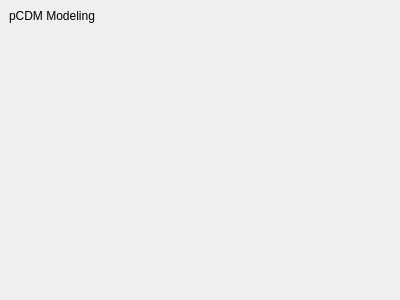
First picture: the form in PCDMWidget.ui, repository kateyy/geohazardvis_modeling_pCDM, before the edit.
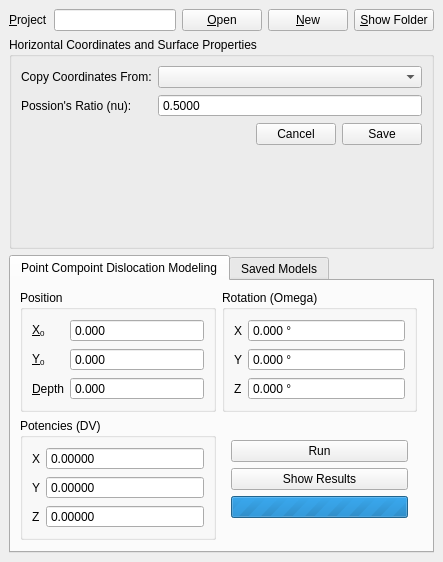
Second picture: the form after the edit. The open tabs and pages were chosen to show the change.

Commit message: Add modeling GUI: project logic, modeling run

Patch:
```diff
--- a/PCDMWidget.ui
+++ b/PCDMWidget.ui
@@ -6,20 +6,738 @@
    <rect>
     <x>0</x>
     <y>0</y>
-    <width>400</width>
-    <height>300</height>
+    <width>443</width>
+    <height>562</height>
    </rect>
   </property>
   <property name="windowTitle">
    <string>pCDM Modeling</string>
   </property>
   <widget class="QWidget" name="content">
-   <layout class="QFormLayout" name="formLayout">
-    <item row="0" column="0">
-     <widget class="QLabel" name="label">
-      <property name="text">
-       <string>pCDM Modeling</string>
+   <layout class="QVBoxLayout" name="verticalLayout">
+    <item>
+     <widget class="QWidget" name="projectWidget" native="true">
+      <layout class="QHBoxLayout" name="horizontalLayout">
+       <property name="leftMargin">
+        <number>0</number>
+       </property>
+       <property name="topMargin">
+        <number>0</number>
+       </property>
+       <property name="rightMargin">
+        <number>0</number>
+       </property>
+       <property name="bottomMargin">
+        <number>0</number>
+       </property>
+       <item>
+        <widget class="QLabel" name="label">
+         <property name="text">
+          <string>&amp;Project</string>
+         </property>
+         <property name="buddy">
+          <cstring>projectNameEdit</cstring>
+         </property>
+        </widget>
+       </item>
+       <item>
+        <widget class="QLineEdit" name="projectNameEdit">
+         <property name="sizePolicy">
+          <sizepolicy hsizetype="Expanding" vsizetype="Fixed">
+           <horstretch>0</horstretch>
+           <verstretch>0</verstretch>
+          </sizepolicy>
+         </property>
+         <property name="readOnly">
+          <bool>true</bool>
+         </property>
+        </widget>
+       </item>
+       <item>
+        <widget class="QPushButton" name="openProjectButton">
+         <property name="text">
+          <string>&amp;Open</string>
+         </property>
+        </widget>
+       </item>
+       <item>
+        <widget class="QPushButton" name="newProjectButton">
+         <property name="text">
+          <string>&amp;New</string>
+         </property>
+        </widget>
+       </item>
+       <item>
+        <widget class="QPushButton" name="showProjectFolderButton">
+         <property name="text">
+          <string>&amp;Show Folder</string>
+         </property>
+        </widget>
+       </item>
+      </layout>
+     </widget>
+    </item>
+    <item>
+     <widget class="QGroupBox" name="surfaceGroupBox">
+      <property name="sizePolicy">
+       <sizepolicy hsizetype="Preferred" vsizetype="Preferred">
+        <horstretch>0</horstretch>
+        <verstretch>0</verstretch>
+       </sizepolicy>
       </property>
+      <property name="title">
+       <string>Horizontal Coordinates and Surface Properties</string>
+      </property>
+      <layout class="QGridLayout" name="gridLayout_2">
+       <item row="0" column="0">
+        <widget class="QStackedWidget" name="surfaceStackedWidget">
+         <property name="currentIndex">
+          <number>0</number>
+         </property>
+         <widget class="QWidget" name="surfaceOverviewPage">
+          <layout class="QGridLayout" name="gridLayout_3">
+           <property name="leftMargin">
+            <number>0</number>
+           </property>
+           <property name="topMargin">
+            <number>0</number>
+           </property>
+           <property name="rightMargin">
+            <number>0</number>
+           </property>
+           <property name="bottomMargin">
+            <number>0</number>
+           </property>
+           <item row="0" column="0">
+            <layout class="QGridLayout" name="gridLayout_4">
+             <property name="leftMargin">
+              <number>0</number>
+             </property>
+             <property name="topMargin">
+              <number>0</number>
+             </property>
+             <property name="rightMargin">
+              <number>0</number>
+             </property>
+             <property name="bottomMargin">
+              <number>0</number>
+             </property>
+             <item row="0" column="1">
+              <widget class="QPushButton" name="surfaceSetupButton">
+               <property name="text">
+                <string>Setup</string>
+               </property>
+              </widget>
+             </item>
+             <item row="0" column="0">
+              <spacer name="horizontalSpacer">
+               <property name="orientation">
+                <enum>Qt::Horizontal</enum>
+               </property>
+               <property name="sizeHint" stdset="0">
+                <size>
+                 <width>40</width>
+                 <height>20</height>
+                </size>
+               </property>
+              </spacer>
+             </item>
+            </layout>
+           </item>
+           <item row="1" column="0">
+            <widget class="QTableWidget" name="surfaceSummaryTable">
+             <property name="sizePolicy">
+              <sizepolicy hsizetype="Expanding" vsizetype="Preferred">
+               <horstretch>0</horstretch>
+               <verstretch>0</verstretch>
+              </sizepolicy>
+             </property>
+             <property name="alternatingRowColors">
+              <bool>true</bool>
+             </property>
+             <property name="rowCount">
+              <number>0</number>
+             </property>
+             <property name="columnCount">
+              <number>0</number>
+             </property>
+             <attribute name="horizontalHeaderVisible">
+              <bool>false</bool>
+             </attribute>
+             <attribute name="horizontalHeaderStretchLastSection">
+              <bool>true</bool>
+             </attribute>
+             <attribute name="verticalHeaderVisible">
+              <bool>false</bool>
+             </attribute>
+            </widget>
+           </item>
+          </layout>
+         </widget>
+         <widget class="QWidget" name="surfaceSetupPage">
+          <layout class="QFormLayout" name="formLayout">
+           <property name="leftMargin">
+            <number>0</number>
+           </property>
+           <property name="topMargin">
+            <number>0</number>
+           </property>
+           <property name="rightMargin">
+            <number>0</number>
+           </property>
+           <property name="bottomMargin">
+            <number>0</number>
+           </property>
+           <item row="0" column="0">
+            <widget class="QLabel" name="label_2">
+             <property name="text">
+              <string>Copy Coordinates From:</string>
+             </property>
+            </widget>
+           </item>
+           <item row="0" column="1">
+            <widget class="QComboBox" name="coordsDataSetComboBox"/>
+           </item>
+           <item row="1" column="0">
+            <widget class="QLabel" name="label_3">
+             <property name="text">
+              <string>Possion's Ratio (nu):</string>
+             </property>
+            </widget>
+           </item>
+           <item row="1" column="1">
+            <widget class="QDoubleSpinBox" name="poissonsRatioEdit">
+             <property name="buttonSymbols">
+              <enum>QAbstractSpinBox::NoButtons</enum>
+             </property>
+             <property name="decimals">
+              <number>4</number>
+             </property>
+             <property name="maximum">
+              <double>1.000000000000000</double>
+             </property>
+             <property name="value">
+              <double>0.500000000000000</double>
+             </property>
+            </widget>
+           </item>
+           <item row="2" column="0" colspan="2">
+            <layout class="QGridLayout" name="gridLayout_5">
+             <property name="leftMargin">
+              <number>0</number>
+             </property>
+             <property name="topMargin">
+              <number>0</number>
+             </property>
+             <property name="rightMargin">
+              <number>0</number>
+             </property>
+             <property name="bottomMargin">
+              <number>0</number>
+             </property>
+             <item row="0" column="0">
+              <spacer name="horizontalSpacer_2">
+               <property name="orientation">
+                <enum>Qt::Horizontal</enum>
+               </property>
+               <property name="sizeHint" stdset="0">
+                <size>
+                 <width>40</width>
+                 <height>20</height>
+                </size>
+               </property>
+              </spacer>
+             </item>
+             <item row="0" column="2">
+              <widget class="QPushButton" name="surfaceSaveButton">
+               <property name="text">
+                <string>Save</string>
+               </property>
+              </widget>
+             </item>
+             <item row="0" column="1">
+              <widget class="QPushButton" name="surfaceCancelButton">
+               <property name="text">
+                <string>Cancel</string>
+               </property>
+              </widget>
+             </item>
+            </layout>
+           </item>
+          </layout>
+         </widget>
+        </widget>
+       </item>
+      </layout>
+     </widget>
+    </item>
+    <item>
+     <widget class="QTabWidget" name="modelingTabWidget">
+      <property name="sizePolicy">
+       <sizepolicy hsizetype="Expanding" vsizetype="Expanding">
+        <horstretch>0</horstretch>
+        <verstretch>1</verstretch>
+       </sizepolicy>
+      </property>
+      <property name="currentIndex">
+       <number>0</number>
+      </property>
+      <widget class="QWidget" name="modelingTab">
+       <property name="sizePolicy">
+        <sizepolicy hsizetype="Preferred" vsizetype="Maximum">
+         <horstretch>0</horstretch>
+         <verstretch>0</verstretch>
+        </sizepolicy>
+       </property>
+       <attribute name="title">
+        <string>Point Compoint Dislocation Modeling</string>
+       </attribute>
+       <layout class="QGridLayout" name="gridLayout_6">
+        <item row="2" column="0" colspan="3">
+         <spacer name="verticalSpacer">
+          <property name="orientation">
+           <enum>Qt::Vertical</enum>
+          </property>
+          <property name="sizeHint" stdset="0">
+           <size>
+            <width>20</width>
+            <height>40</height>
+           </size>
+          </property>
+         </spacer>
+        </item>
+        <item row="0" column="0">
+         <widget class="QGroupBox" name="pCDMPositionGroup">
+          <property name="sizePolicy">
+           <sizepolicy hsizetype="Expanding" vsizetype="Maximum">
+            <horstretch>0</horstretch>
+            <verstretch>0</verstretch>
+           </sizepolicy>
+          </property>
+          <property name="title">
+           <string>Position</string>
+          </property>
+          <layout class="QFormLayout" name="formLayout_3">
+           <item row="0" column="0">
+            <widget class="QLabel" name="label_4">
+             <property name="text">
+              <string>&lt;html&gt;&lt;head/&gt;&lt;body&gt;&lt;p&gt;&amp;amp;X&lt;span style=&quot; vertical-align:sub;&quot;&gt;0&lt;/span&gt;&lt;/p&gt;&lt;/body&gt;&lt;/html&gt;</string>
+             </property>
+             <property name="buddy">
+              <cstring>positionXSpinBox</cstring>
+             </property>
+            </widget>
+           </item>
+           <item row="0" column="1">
+            <widget class="QDoubleSpinBox" name="positionXSpinBox">
+             <property name="buttonSymbols">
+              <enum>QAbstractSpinBox::NoButtons</enum>
+             </property>
+             <property name="decimals">
+              <number>3</number>
+             </property>
+             <property name="minimum">
+              <double>-1000000.000000000000000</double>
+             </property>
+             <property name="maximum">
+              <double>1000000.000000000000000</double>
+             </property>
+            </widget>
+           </item>
+           <item row="1" column="0">
+            <widget class="QLabel" name="label_5">
+             <property name="text">
+              <string>&lt;html&gt;&lt;head/&gt;&lt;body&gt;&lt;p&gt;&amp;amp;Y&lt;span style=&quot; vertical-align:sub;&quot;&gt;0&lt;/span&gt;&lt;/p&gt;&lt;/body&gt;&lt;/html&gt;</string>
+             </property>
+             <property name="buddy">
+              <cstring>positionYSpinBox</cstring>
+             </property>
+            </widget>
+           </item>
+           <item row="1" column="1">
+            <widget class="QDoubleSpinBox" name="positionYSpinBox">
+             <property name="buttonSymbols">
+              <enum>QAbstractSpinBox::NoButtons</enum>
+             </property>
+             <property name="decimals">
+              <number>3</number>
+             </property>
+             <property name="minimum">
+              <double>-1000000.000000000000000</double>
+             </property>
+             <property name="maximum">
+              <double>1000000.000000000000000</double>
+             </property>
+            </widget>
+           </item>
+           <item row="2" column="0">
+            <widget class="QLabel" name="label_6">
+             <property name="text">
+              <string>&amp;Depth</string>
+             </property>
+             <property name="buddy">
+              <cstring>depthSpinBox</cstring>
+             </property>
+            </widget>
+           </item>
+           <item row="2" column="1">
+            <widget class="QDoubleSpinBox" name="depthSpinBox">
+             <property name="buttonSymbols">
+              <enum>QAbstractSpinBox::NoButtons</enum>
+             </property>
+             <property name="decimals">
+              <number>3</number>
+             </property>
+             <property name="minimum">
+              <double>-1000000.000000000000000</double>
+             </property>
+             <property name="maximum">
+              <double>1000000.000000000000000</double>
+             </property>
+            </widget>
+           </item>
+          </layout>
+         </widget>
+        </item>
+        <item row="0" column="1">
+         <widget class="QGroupBox" name="pCDMRotationGroup">
+          <property name="sizePolicy">
+           <sizepolicy hsizetype="Expanding" vsizetype="Maximum">
+            <horstretch>0</horstretch>
+            <verstretch>0</verstretch>
+           </sizepolicy>
+          </property>
+          <property name="title">
+           <string>Rotation (Omega)</string>
+          </property>
+          <layout class="QFormLayout" name="formLayout_2">
+           <item row="0" column="0">
+            <widget class="QLabel" name="label_7">
+             <property name="text">
+              <string>X</string>
+             </property>
+            </widget>
+           </item>
+           <item row="0" column="1">
+            <widget class="QDoubleSpinBox" name="omegaXSpinBox">
+             <property name="buttonSymbols">
+              <enum>QAbstractSpinBox::NoButtons</enum>
+             </property>
+             <property name="correctionMode">
+              <enum>QAbstractSpinBox::CorrectToNearestValue</enum>
+             </property>
+             <property name="suffix">
+              <string> °</string>
+             </property>
+             <property name="decimals">
+              <number>3</number>
+             </property>
+             <property name="minimum">
+              <double>-360.000000000000000</double>
+             </property>
+             <property name="maximum">
+              <double>360.000000000000000</double>
+             </property>
+            </widget>
+           </item>
+           <item row="1" column="0">
+            <widget class="QLabel" name="label_8">
+             <property name="text">
+              <string>Y</string>
+             </property>
+            </widget>
+           </item>
+           <item row="1" column="1">
+            <widget class="QDoubleSpinBox" name="omegaYSpinBox">
+             <property name="buttonSymbols">
+              <enum>QAbstractSpinBox::NoButtons</enum>
+             </property>
+             <property name="correctionMode">
+              <enum>QAbstractSpinBox::CorrectToNearestValue</enum>
+             </property>
+             <property name="suffix">
+              <string> °</string>
+             </property>
+             <property name="decimals">
+              <number>3</number>
+             </property>
+             <property name="minimum">
+              <double>-360.000000000000000</double>
+             </property>
+             <property name="maximum">
+              <double>360.000000000000000</double>
+             </property>
+            </widget>
+           </item>
+           <item row="2" column="0">
+            <widget class="QLabel" name="label_9">
+             <property name="text">
+              <string>Z</string>
+             </property>
+            </widget>
+           </item>
+           <item row="2" column="1">
+            <widget class="QDoubleSpinBox" name="omegaZSpinBox">
+             <property name="buttonSymbols">
+              <enum>QAbstractSpinBox::NoButtons</enum>
+             </property>
+             <property name="correctionMode">
+              <enum>QAbstractSpinBox::CorrectToNearestValue</enum>
+             </property>
+             <property name="suffix">
+              <string> °</string>
+             </property>
+             <property name="decimals">
+              <number>3</number>
+             </property>
+             <property name="minimum">
+              <double>-360.000000000000000</double>
+             </property>
+             <property name="maximum">
+              <double>360.000000000000000</double>
+             </property>
+            </widget>
+           </item>
+          </layout>
+         </widget>
+        </item>
+        <item row="1" column="0">
+         <widget class="QGroupBox" name="pCDMPotenciesGroup">
+          <property name="sizePolicy">
+           <sizepolicy hsizetype="Expanding" vsizetype="Maximum">
+            <horstretch>0</horstretch>
+            <verstretch>0</verstretch>
+           </sizepolicy>
+          </property>
+          <property name="title">
+           <string>Potencies (DV)</string>
+          </property>
+          <layout class="QFormLayout" name="formLayout_4">
+           <item row="0" column="0">
+            <widget class="QLabel" name="label_10">
+             <property name="text">
+              <string>X</string>
+             </property>
+            </widget>
+           </item>
+           <item row="1" column="0">
+            <widget class="QLabel" name="label_11">
+             <property name="text">
+              <string>Y</string>
+             </property>
+            </widget>
+           </item>
+           <item row="2" column="0">
+            <widget class="QLabel" name="label_12">
+             <property name="text">
+              <string>Z</string>
+             </property>
+            </widget>
+           </item>
+           <item row="0" column="1">
+            <widget class="QDoubleSpinBox" name="dvXSpinBox">
+             <property name="buttonSymbols">
+              <enum>QAbstractSpinBox::NoButtons</enum>
+             </property>
+             <property name="decimals">
+              <number>5</number>
+             </property>
+             <property name="maximum">
+              <double>1.000000000000000</double>
+             </property>
+            </widget>
+           </item>
+           <item row="1" column="1">
+            <widget class="QDoubleSpinBox" name="dvYSpinBox">
+             <property name="buttonSymbols">
+              <enum>QAbstractSpinBox::NoButtons</enum>
+             </property>
+             <property name="decimals">
+              <number>5</number>
+             </property>
+             <property name="maximum">
+              <double>1.000000000000000</double>
+             </property>
+            </widget>
+           </item>
+           <item row="2" column="1">
+            <widget class="QDoubleSpinBox" name="dvZSpinBox">
+             <property name="buttonSymbols">
+              <enum>QAbstractSpinBox::NoButtons</enum>
+             </property>
+             <property name="decimals">
+              <number>5</number>
+             </property>
+             <property name="maximum">
+              <double>1.000000000000000</double>
+             </property>
+            </widget>
+           </item>
+          </layout>
+         </widget>
+        </item>
+        <item row="1" column="1">
+         <widget class="QWidget" name="widget" native="true">
+          <property name="sizePolicy">
+           <sizepolicy hsizetype="Preferred" vsizetype="Maximum">
+            <horstretch>0</horstretch>
+            <verstretch>0</verstretch>
+           </sizepolicy>
+          </property>
+          <layout class="QVBoxLayout" name="verticalLayout_3">
+           <item>
+            <widget class="QPushButton" name="runButton">
+             <property name="text">
+              <string>Run</string>
+             </property>
+            </widget>
+           </item>
+           <item>
+            <widget class="QPushButton" name="openVisualizationButton">
+             <property name="text">
+              <string>Show Results</string>
+             </property>
+            </widget>
+           </item>
+           <item>
+            <widget class="QWidget" name="widget_2" native="true">
+             <layout class="QGridLayout" name="gridLayout">
+              <property name="leftMargin">
+               <number>0</number>
+              </property>
+              <property name="topMargin">
+               <number>0</number>
+              </property>
+              <property name="rightMargin">
+               <number>0</number>
+              </property>
+              <property name="bottomMargin">
+               <number>0</number>
+              </property>
+              <item row="0" column="0">
+               <widget class="QProgressBar" name="progressBar">
+                <property name="maximum">
+                 <number>0</number>
+                </property>
+                <property name="value">
+                 <number>-1</number>
+                </property>
+                <property name="textVisible">
+                 <bool>false</bool>
+                </property>
+               </widget>
+              </item>
+             </layout>
+            </widget>
+           </item>
+          </layout>
+         </widget>
+        </item>
+       </layout>
+      </widget>
+      <widget class="QWidget" name="savedModelsTab">
+       <attribute name="title">
+        <string>Saved Models</string>
+       </attribute>
+       <layout class="QGridLayout" name="gridLayout_7">
+        <item row="0" column="0">
+         <widget class="QSplitter" name="splitter">
+          <property name="orientation">
+           <enum>Qt::Vertical</enum>
+          </property>
+          <widget class="QTableWidget" name="savedModelsTable">
+           <property name="sortingEnabled">
+            <bool>true</bool>
+           </property>
+           <property name="columnCount">
+            <number>2</number>
+           </property>
+           <attribute name="horizontalHeaderShowSortIndicator" stdset="0">
+            <bool>true</bool>
+           </attribute>
+           <attribute name="horizontalHeaderStretchLastSection">
+            <bool>true</bool>
+           </attribute>
+           <attribute name="verticalHeaderVisible">
+            <bool>false</bool>
+           </attribute>
+           <column>
+            <property name="text">
+             <string>Timestamp</string>
+            </property>
+           </column>
+           <column>
+            <property name="text">
+             <string>Name</string>
+            </property>
+           </column>
+          </widget>
+          <widget class="QTextEdit" name="savedModelProperties">
+           <property name="readOnly">
+            <bool>true</bool>
+           </property>
+           <property name="html">
+            <string>&lt;!DOCTYPE HTML PUBLIC &quot;-//W3C//DTD HTML 4.0//EN&quot; &quot;http://www.w3.org/TR/REC-html40/strict.dtd&quot;&gt;
+&lt;html&gt;&lt;head&gt;&lt;meta name=&quot;qrichtext&quot; content=&quot;1&quot; /&gt;&lt;style type=&quot;text/css&quot;&gt;
+p, li { white-space: pre-wrap; }
+&lt;/style&gt;&lt;/head&gt;&lt;body style=&quot; font-family:'MS Shell Dlg 2'; font-size:7.8pt; font-weight:400; font-style:normal;&quot;&gt;
+&lt;p style=&quot;-qt-paragraph-type:empty; margin-top:0px; margin-bottom:0px; margin-left:0px; margin-right:0px; -qt-block-indent:0; text-indent:0px;&quot;&gt;&lt;br /&gt;&lt;/p&gt;&lt;/body&gt;&lt;/html&gt;</string>
+           </property>
+          </widget>
+         </widget>
+        </item>
+        <item row="1" column="0">
+         <layout class="QGridLayout" name="gridLayout_8">
+          <property name="leftMargin">
+           <number>0</number>
+          </property>
+          <property name="topMargin">
+           <number>0</number>
+          </property>
+          <property name="rightMargin">
+           <number>0</number>
+          </property>
+          <property name="bottomMargin">
+           <number>0</number>
+          </property>
+          <item row="0" column="2">
+           <spacer name="horizontalSpacer_3">
+            <property name="orientation">
+             <enum>Qt::Horizontal</enum>
+            </property>
+            <property name="sizeHint" stdset="0">
+             <size>
+              <width>40</width>
+              <height>20</height>
+             </size>
+            </property>
+           </spacer>
+          </item>
+          <item row="0" column="1">
+           <widget class="QPushButton" name="deleteModelButton">
+            <property name="text">
+             <string>Delete</string>
+            </property>
+           </widget>
+          </item>
+          <item row="0" column="3">
+           <widget class="QPushButton" name="resetToSelectedButton">
+            <property name="text">
+             <string>Reset to Selected</string>
+            </property>
+           </widget>
+          </item>
+          <item row="0" column="0">
+           <widget class="QPushButton" name="renameModelButton">
+            <property name="text">
+             <string>Set Name</string>
+            </property>
+           </widget>
+          </item>
+         </layout>
+        </item>
+       </layout>
+      </widget>
      </widget>
     </item>
    </layout>
```
The commit also changes 14 other files.
